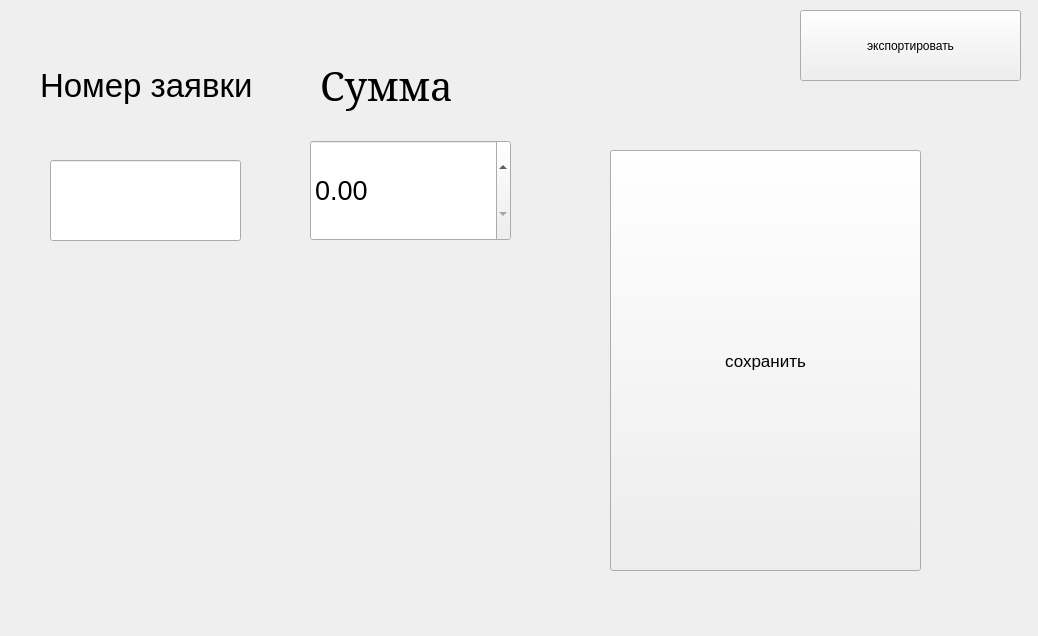
Before: the Qt Designer form src/main.ui in bogdandrienko/zayavka_db, drawn with Qt 5.
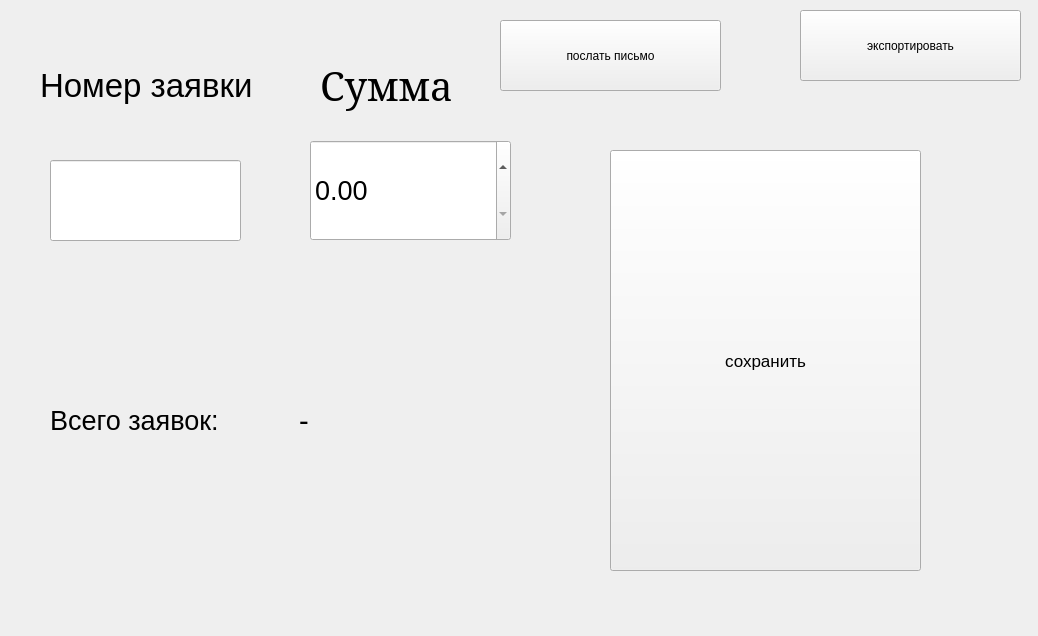
After: the same form once the commit is applied.

Patch:
```diff
--- a/src/main.ui
+++ b/src/main.ui
@@ -114,6 +114,55 @@
     <string>Сумма</string>
    </property>
   </widget>
+  <widget class="QWidget" name="horizontalLayoutWidget">
+   <property name="geometry">
+    <rect>
+     <x>50</x>
+     <y>330</y>
+     <width>491</width>
+     <height>181</height>
+    </rect>
+   </property>
+   <layout class="QHBoxLayout" name="horizontalLayout">
+    <item>
+     <widget class="QLabel" name="label_4">
+      <property name="font">
+       <font>
+        <pointsize>20</pointsize>
+       </font>
+      </property>
+      <property name="text">
+       <string>Всего заявок:</string>
+      </property>
+     </widget>
+    </item>
+    <item>
+     <widget class="QLabel" name="label_total_count">
+      <property name="font">
+       <font>
+        <pointsize>22</pointsize>
+       </font>
+      </property>
+      <property name="text">
+       <string>-</string>
+      </property>
+     </widget>
+    </item>
+   </layout>
+  </widget>
+  <widget class="QPushButton" name="pushButton_send_mail">
+   <property name="geometry">
+    <rect>
+     <x>500</x>
+     <y>20</y>
+     <width>221</width>
+     <height>71</height>
+    </rect>
+   </property>
+   <property name="text">
+    <string>послать письмо</string>
+   </property>
+  </widget>
  </widget>
  <resources/>
  <connections/>
```
